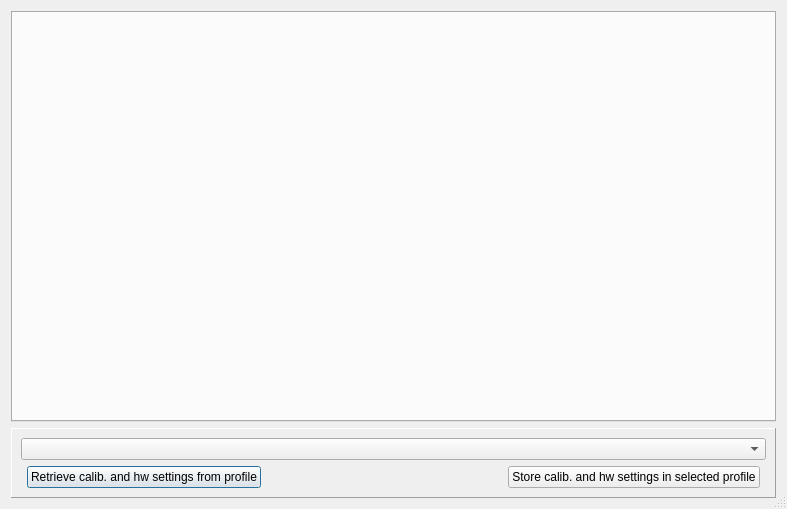
First picture: the form in companion/src/generaledit/generaledit.ui, repository opentx/opentx, before the edit.
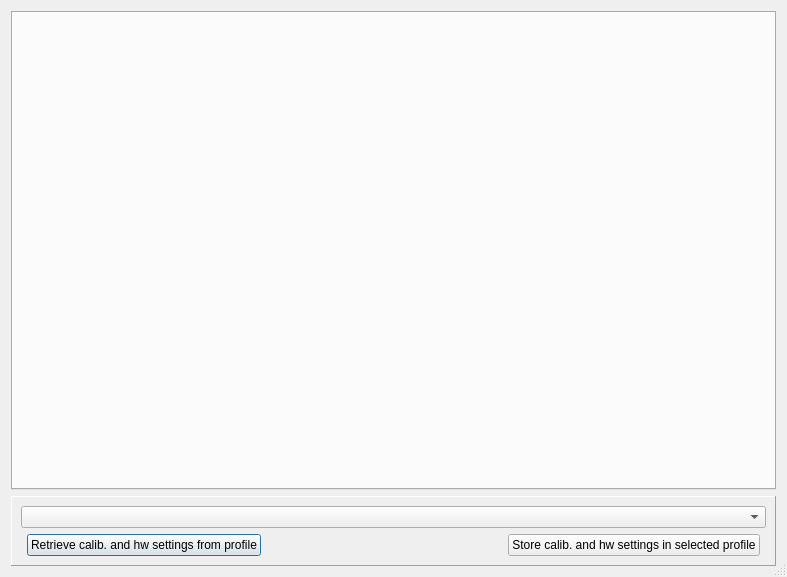
Second picture: the form after the edit.

Commit message: Better layout of general setup

What changed in the file:
```diff
--- a/companion/src/generaledit/generaledit.ui
+++ b/companion/src/generaledit/generaledit.ui
@@ -7,7 +7,7 @@
     <x>0</x>
     <y>0</y>
     <width>787</width>
-    <height>509</height>
+    <height>577</height>
    </rect>
   </property>
   <property name="sizePolicy">
```
The commit also changes 1 other file.
